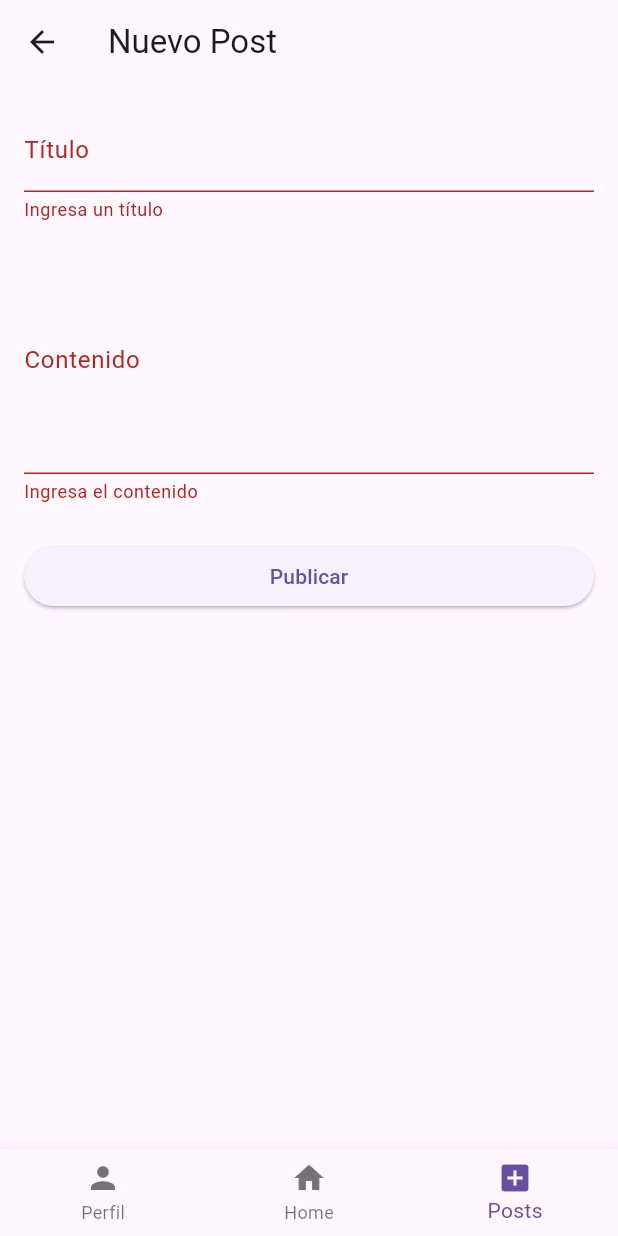
After one commit to Domiciano/AppMovil261, a Flutter app: the ProfileScreen screen opened by its route, item 3 of the bottom bar chosen, after a tap on "Publicar", on a phone screen of 412 x 824 dp. The commit adds this screen. Run offline on Flutter 3.47's test engine with Material 3 defaults, Android fonts, the phone set to English and light mode, and no system bars; our stand-ins replace flutter_bloc, supabase_flutter; accounts and stored records are empty.

Commit message:
Semana 12

```diff
--- /dev/null
+++ b/lib/features/profile/ui/pages/home_page.dart
@@ -0,0 +1,10 @@
+import 'package:flutter/material.dart';
+
+class HomePage extends StatelessWidget {
+  const HomePage({super.key});
+
+  @override
+  Widget build(BuildContext context) {
+    return const Center(child: Text('Home'));
+  }
+}
--- /dev/null
+++ b/lib/features/profile/ui/pages/posts_page.dart
@@ -0,0 +1,61 @@
+import 'package:flutter/material.dart';
+
+class PostsPage extends StatefulWidget {
+  const PostsPage({super.key});
+
+  @override
+  State<PostsPage> createState() => _PostsPageState();
+}
+
+class _PostsPageState extends State<PostsPage> {
+  final _formKey = GlobalKey<FormState>();
+  final _titleController = TextEditingController();
+  final _contentController = TextEditingController();
+
+  @override
+  void dispose() {
+    _titleController.dispose();
+    _contentController.dispose();
+    super.dispose();
+  }
+
+  void _submit() {
+    if (_formKey.currentState!.validate()) {
+      // TODO: dispatch to BLoC
+    }
+  }
+
+  @override
+  Widget build(BuildContext context) {
+    return Padding(
+      padding: const EdgeInsets.all(16),
+      child: Form(
+        key: _formKey,
+        child: Column(
+          crossAxisAlignment: CrossAxisAlignment.stretch,
+          children: [
+            TextFormField(
+              controller: _titleController,
+              decoration: const InputDecoration(labelText: 'Título'),
+              validator: (v) =>
+                  (v == null || v.isEmpty) ? 'Ingresa un título' : null,
+            ),
+            const SizedBox(height: 16),
+            TextFormField(
+              controller: _contentController,
+              decoration: const InputDecoration(labelText: 'Contenido'),
+              maxLines: 5,
+              validator: (v) =>
+                  (v == null || v.isEmpty) ? 'Ingresa el contenido' : null,
+            ),
+            const SizedBox(height: 24),
+            ElevatedButton(
+              onPressed: _submit,
+              child: const Text('Publicar'),
+            ),
+          ],
+        ),
+      ),
+    );
+  }
+}
--- /dev/null
+++ b/lib/features/profile/ui/pages/profile_page.dart
@@ -0,0 +1,10 @@
+import 'package:flutter/material.dart';
+
+class ProfilePage extends StatelessWidget {
+  const ProfilePage({super.key});
+
+  @override
+  Widget build(BuildContext context) {
+    return const Center(child: Text('Perfil'));
+  }
+}
--- /dev/null
+++ b/lib/features/profile/ui/screens/profile_screen.dart
@@ -0,0 +1,40 @@
+import 'package:appmovil261/features/profile/ui/pages/home_page.dart';
+import 'package:appmovil261/features/profile/ui/pages/posts_page.dart';
+import 'package:appmovil261/features/profile/ui/pages/profile_page.dart';
+import 'package:flutter/material.dart';
+
+class ProfileScreen extends StatefulWidget {
+  const ProfileScreen({super.key});
+
+  @override
+  State<ProfileScreen> createState() => _ProfileScreenState();
+}
+
+class _ProfileScreenState extends State<ProfileScreen> {
+  int _currentIndex = 0;
+
+  static const _pages = <Widget>[
+    ProfilePage(),
+    HomePage(),
+    PostsPage(),
+  ];
+
+  static const _titles = ['Perfil', 'Home', 'Nuevo Post'];
+
+  @override
+  Widget build(BuildContext context) {
+    return Scaffold(
+      appBar: AppBar(title: Text(_titles[_currentIndex])),
+      body: _pages[_currentIndex],
+      bottomNavigationBar: BottomNavigationBar(
+        currentIndex: _currentIndex,
+        onTap: (index) => setState(() => _currentIndex = index),
+        items: const [
+          BottomNavigationBarItem(icon: Icon(Icons.person), label: 'Perfil'),
+          BottomNavigationBarItem(icon: Icon(Icons.home), label: 'Home'),
+          BottomNavigationBarItem(icon: Icon(Icons.add_box), label: 'Posts'),
+        ],
+      ),
+    );
+  }
+}
--- a/lib/main.dart
+++ b/lib/main.dart
@@ -1,6 +1,6 @@
-import 'package:appmovil261/features/auth/domain/usecases/signup_usecase.dart';
 import 'package:appmovil261/features/login/ui/bloc/login_bloc.dart';
 import 'package:appmovil261/features/login/ui/screens/login_screen.dart';
+import 'package:appmovil261/features/profile/ui/screens/profile_screen.dart';
 import 'package:appmovil261/features/signup/ui/bloc/signup_bloc.dart';
 import 'package:appmovil261/features/signup/ui/screens/signup_screen.dart';
 import 'package:flutter/material.dart';
@@ -29,7 +29,7 @@ class App extends StatelessWidget {
             BlocProvider(create: (_) => LoginBloc(), child: LoginScreen()),
         '/signup': (_) =>
             BlocProvider(create: (_) => SignupBloc(), child: SignupScreen()),
-        '/home': (_) => const Scaffold(body: Center(child: Text("Profile"))),
+        '/home': (_) => const ProfileScreen(),
       },
     );
   }
```
Also changed, not shown: 1 other file.
